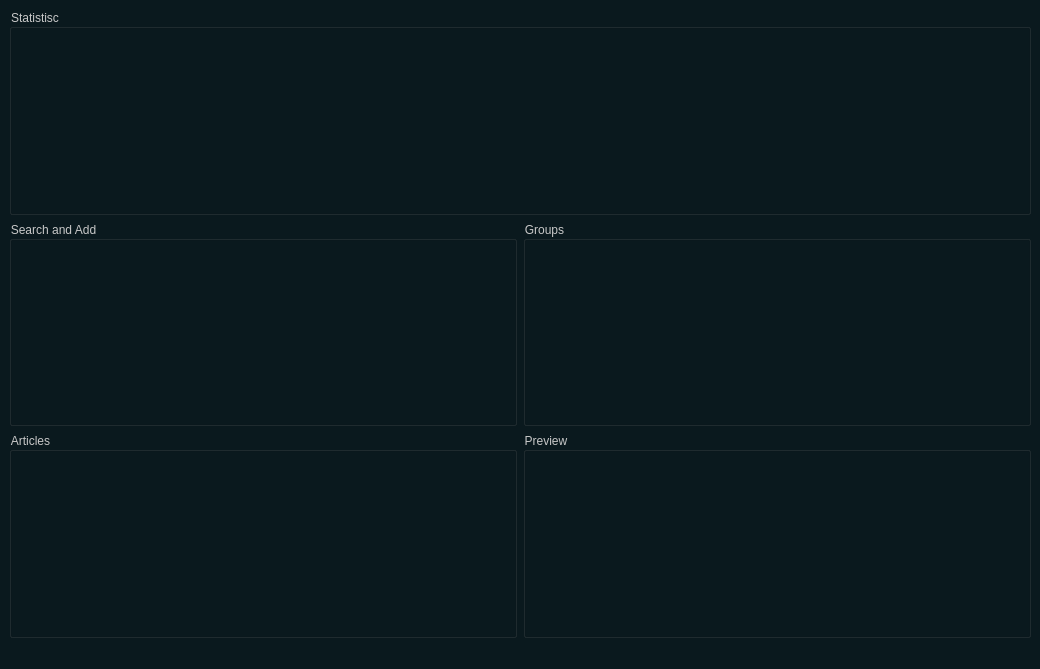
First picture: the form in ui.ui, repository iEmreM/Readticle, before the edit.
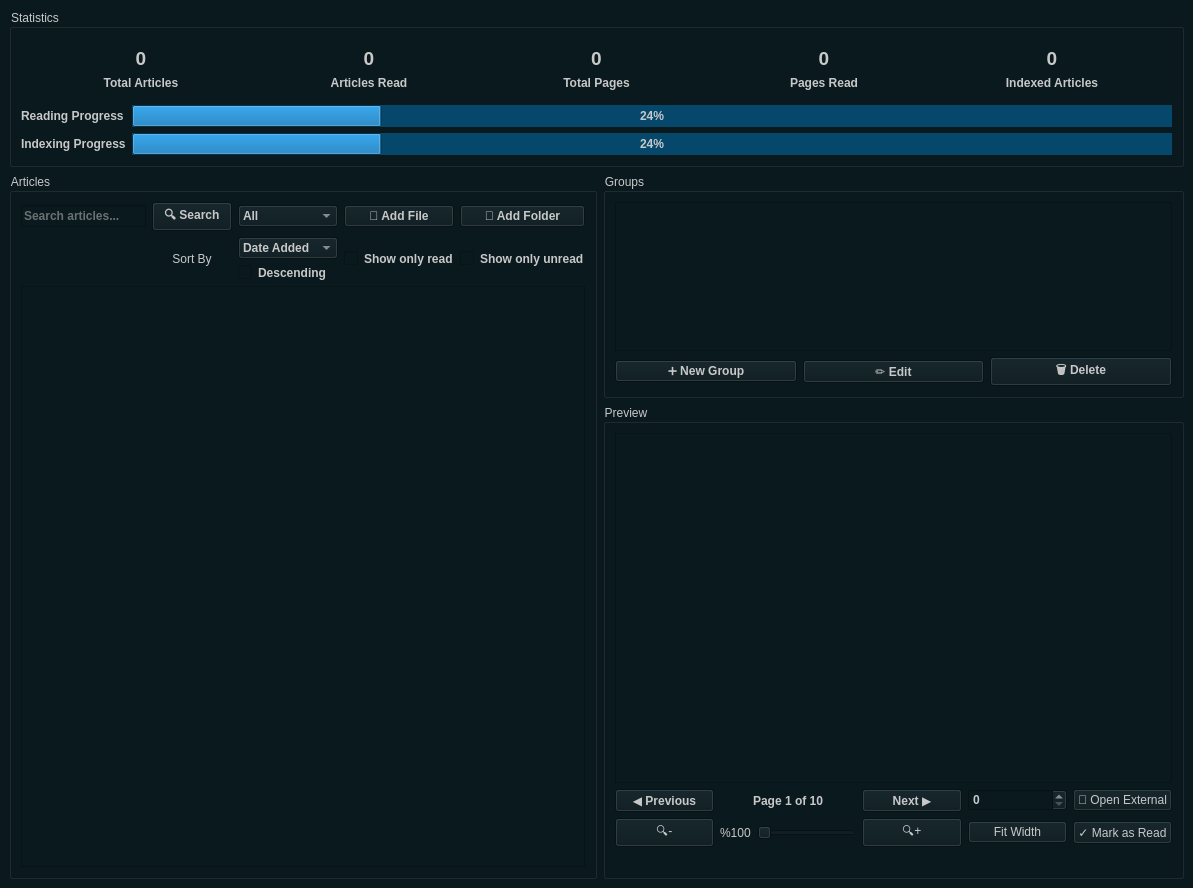
Second picture: the form after the edit.

What changed in the file:
```diff
--- a/ui.ui
+++ b/ui.ui
@@ -6,8 +6,8 @@
    <rect>
     <x>0</x>
     <y>0</y>
-    <width>1040</width>
-    <height>669</height>
+    <width>1193</width>
+    <height>888</height>
    </rect>
   </property>
   <property name="windowTitle">
@@ -20,18 +20,260 @@
   </property>
   <widget class="QWidget" name="centralwidget">
    <layout class="QGridLayout" name="gridLayout">
-    <item row="2" column="0">
-     <widget class="QGroupBox" name="searchgroupBox">
+    <item row="0" column="0" colspan="2">
+     <widget class="QGroupBox" name="statisticsgroupBox">
       <property name="title">
-       <string>Search and Add</string>
+       <string>Statistics</string>
       </property>
-     </widget>
-    </item>
-    <item row="3" column="0">
-     <widget class="QGroupBox" name="articlesgroupBox">
-      <property name="title">
-       <string>Articles</string>
-      </property>
+      <layout class="QGridLayout" name="gridLayout_2">
+       <item row="2" column="1">
+        <widget class="QProgressBar" name="indexingprogressBar">
+         <property name="font">
+          <font>
+           <weight>75</weight>
+           <bold>true</bold>
+          </font>
+         </property>
+         <property name="styleSheet">
+          <string notr="true">background-color: rgb(6, 72, 107);</string>
+         </property>
+         <property name="value">
+          <number>24</number>
+         </property>
+         <property name="alignment">
+          <set>Qt::AlignCenter</set>
+         </property>
+        </widget>
+       </item>
+       <item row="1" column="1">
+        <widget class="QProgressBar" name="readingprogressBar">
+         <property name="font">
+          <font>
+           <weight>75</weight>
+           <bold>true</bold>
+          </font>
+         </property>
+         <property name="autoFillBackground">
+          <bool>false</bool>
+         </property>
+         <property name="styleSheet">
+          <string notr="true">background-color: rgb(6, 72, 107);</string>
+         </property>
+         <property name="value">
+          <number>24</number>
+         </property>
+         <property name="alignment">
+          <set>Qt::AlignCenter</set>
+         </property>
+         <property name="textVisible">
+          <bool>true</bool>
+         </property>
+         <property name="invertedAppearance">
+          <bool>false</bool>
+         </property>
+         <property name="textDirection">
+          <enum>QProgressBar::TopToBottom</enum>
+         </property>
+        </widget>
+       </item>
+       <item row="1" column="0">
+        <widget class="QLabel" name="label_5">
+         <property name="font">
+          <font>
+           <weight>75</weight>
+           <bold>true</bold>
+          </font>
+         </property>
+         <property name="text">
+          <string>Reading Progress</string>
+         </property>
+        </widget>
+       </item>
+       <item row="2" column="0">
+        <widget class="QLabel" name="label_6">
+         <property name="font">
+          <font>
+           <weight>75</weight>
+           <bold>true</bold>
+          </font>
+         </property>
+         <property name="text">
+          <string>Indexing Progress</string>
+         </property>
+        </widget>
+       </item>
+       <item row="0" column="0" colspan="2">
+        <widget class="QWidget" name="widget" native="true">
+         <layout class="QGridLayout" name="gridLayout_3">
+          <item row="0" column="0">
+           <widget class="QLabel" name="totalArticleslabel">
+            <property name="font">
+             <font>
+              <pointsize>14</pointsize>
+              <weight>75</weight>
+              <bold>true</bold>
+             </font>
+            </property>
+            <property name="text">
+             <string>0</string>
+            </property>
+            <property name="alignment">
+             <set>Qt::AlignCenter</set>
+            </property>
+           </widget>
+          </item>
+          <item row="1" column="0">
+           <widget class="QLabel" name="label">
+            <property name="font">
+             <font>
+              <weight>75</weight>
+              <bold>true</bold>
+             </font>
+            </property>
+            <property name="text">
+             <string>Total Articles</string>
+            </property>
+            <property name="alignment">
+             <set>Qt::AlignCenter</set>
+            </property>
+           </widget>
+          </item>
+          <item row="1" column="4">
+           <widget class="QLabel" name="label_4">
+            <property name="font">
+             <font>
+              <weight>75</weight>
+              <bold>true</bold>
+             </font>
+            </property>
+            <property name="text">
+             <string>Indexed Articles</string>
+            </property>
+            <property name="alignment">
+             <set>Qt::AlignCenter</set>
+            </property>
+           </widget>
+          </item>
+          <item row="0" column="1">
+           <widget class="QLabel" name="articlesReadlabel">
+            <property name="font">
+             <font>
+              <pointsize>14</pointsize>
+              <weight>75</weight>
+              <bold>true</bold>
+             </font>
+            </property>
+            <property name="text">
+             <string>0</string>
+            </property>
+            <property name="alignment">
+             <set>Qt::AlignCenter</set>
+            </property>
+           </widget>
+          </item>
+          <item row="0" column="2">
+           <widget class="QLabel" name="totalPageslabel">
+            <property name="font">
+             <font>
+              <pointsize>14</pointsize>
+              <weight>75</weight>
+              <bold>true</bold>
+             </font>
+            </property>
+            <property name="text">
+             <string>0</string>
+            </property>
+            <property name="alignment">
+             <set>Qt::AlignCenter</set>
+            </property>
+           </widget>
+          </item>
+          <item row="1" column="2">
+           <widget class="QLabel" name="label_3">
+            <property name="font">
+             <font>
+              <weight>75</weight>
+              <bold>true</bold>
+             </font>
+            </property>
+            <property name="text">
+             <string>Total Pages</string>
+            </property>
+            <property name="alignment">
+             <set>Qt::AlignCenter</set>
+            </property>
+           </widget>
+          </item>
+          <item row="0" column="4">
+           <widget class="QLabel" name="indexedArticleslabel">
+            <property name="font">
+             <font>
+              <pointsize>14</pointsize>
+              <weight>75</weight>
+              <bold>true</bold>
+             </font>
+            </property>
+            <property name="text">
+             <string>0</string>
+            </property>
+            <property name="alignment">
+             <set>Qt::AlignCenter</set>
+            </property>
+           </widget>
+          </item>
+          <item row="1" column="1">
+           <widget class="QLabel" name="label_2">
+            <property name="font">
+             <font>
+              <weight>75</weight>
+              <bold>true</bold>
+             </font>
+            </property>
+            <property name="text">
+             <string>Articles Read</string>
+            </property>
+            <property name="alignment">
+             <set>Qt::AlignCenter</set>
+            </property>
+           </widget>
+          </item>
+          <item row="1" column="3">
+           <widget class="QLabel" name="label_7">
+            <property name="font">
+             <font>
+              <weight>75</weight>
+              <bold>true</bold>
+             </font>
+            </property>
+            <property name="text">
+             <string>Pages Read</string>
+            </property>
+            <property name="alignment">
+             <set>Qt::AlignCenter</set>
+            </property>
+           </widget>
+          </item>
+          <item row="0" column="3">
+           <widget class="QLabel" name="pagesReadlabel">
+            <property name="font">
+             <font>
+              <pointsize>14</pointsize>
+              <weight>75</weight>
+              <bold>true</bold>
+             </font>
+            </property>
+            <property name="text">
+             <string>0</string>
+            </property>
+            <property name="alignment">
+             <set>Qt::AlignCenter</set>
+            </property>
+           </widget>
+          </item>
+         </layout>
+        </widget>
+       </item>
+      </layout>
      </widget>
     </item>
     <item row="3" column="1">
@@ -39,6 +281,431 @@
       <property name="title">
        <string>Preview</string>
       </property>
+      <layout class="QGridLayout" name="gridLayout_7">
+       <item row="5" column="3">
+        <spacer name="horizontalSpacer_3">
+         <property name="orientation">
+          <enum>Qt::Horizontal</enum>
+         </property>
+         <property name="sizeHint" stdset="0">
+          <size>
+           <width>40</width>
+           <height>20</height>
+          </size>
+         </property>
+        </spacer>
+       </item>
+       <item row="2" column="4">
+        <widget class="QSpinBox" name="pagespinBox">
+         <property name="font">
+          <font>
+           <weight>75</weight>
+           <bold>true</bold>
+          </font>
+         </property>
+        </widget>
+       </item>
+       <item row="3" column="0">
+        <widget class="QPushButton" name="zoomOutpushButton">
+         <property name="cursor">
+          <cursorShape>PointingHandCursor</cursorShape>
+         </property>
+         <property name="text">
+          <string>🔍-</string>
+         </property>
+        </widget>
+       </item>
+       <item row="3" column="1">
+        <widget class="QLabel" name="zoomlabel">
+         <property name="text">
+          <string>%100</string>
+         </property>
+        </widget>
+       </item>
+       <item row="5" column="5">
+        <spacer name="horizontalSpacer_4">
+         <property name="orientation">
+          <enum>Qt::Horizontal</enum>
+         </property>
+         <property name="sizeHint" stdset="0">
+          <size>
+           <width>40</width>
+           <height>20</height>
+          </size>
+         </property>
+        </spacer>
+       </item>
+       <item row="2" column="0">
+        <widget class="QPushButton" name="previouspushButton">
+         <property name="font">
+          <font>
+           <weight>75</weight>
+           <bold>true</bold>
+          </font>
+         </property>
+         <property name="cursor">
+          <cursorShape>PointingHandCursor</cursorShape>
+         </property>
+         <property name="text">
+          <string>◀ Previous</string>
+         </property>
+        </widget>
+       </item>
+       <item row="5" column="0">
+        <spacer name="horizontalSpacer_2">
+         <property name="orientation">
+          <enum>Qt::Horizontal</enum>
+         </property>
+         <property name="sizeHint" stdset="0">
+          <size>
+           <width>40</width>
+           <height>20</height>
+          </size>
+         </property>
+        </spacer>
+       </item>
+       <item row="3" column="4">
+        <widget class="QPushButton" name="fitWidthpushButton">
+         <property name="cursor">
+          <cursorShape>PointingHandCursor</cursorShape>
+         </property>
+         <property name="text">
+          <string>Fit Width</string>
+         </property>
+        </widget>
+       </item>
+       <item row="3" column="2">
+        <widget class="QSlider" name="zoomhorizontalSlider">
+         <property name="cursor">
+          <cursorShape>PointingHandCursor</cursorShape>
+         </property>
+         <property name="orientation">
+          <enum>Qt::Horizontal</enum>
+         </property>
+        </widget>
+       </item>
+       <item row="2" column="1" colspan="2">
+        <widget class="QLabel" name="pageNumlabel">
+         <property name="font">
+          <font>
+           <weight>75</weight>
+           <bold>true</bold>
+          </font>
+         </property>
+         <property name="text">
+          <string>Page 1 of 10</string>
+         </property>
+         <property name="alignment">
+          <set>Qt::AlignCenter</set>
+         </property>
+        </widget>
+       </item>
+       <item row="2" column="3">
+        <widget class="QPushButton" name="nextpushButton">
+         <property name="font">
+          <font>
+           <weight>75</weight>
+           <bold>true</bold>
+          </font>
+         </property>
+         <property name="cursor">
+          <cursorShape>PointingHandCursor</cursorShape>
+         </property>
+         <property name="text">
+          <string>Next ▶</string>
+         </property>
+        </widget>
+       </item>
+       <item row="3" column="3">
+        <widget class="QPushButton" name="zoomInpushButton">
+         <property name="cursor">
+          <cursorShape>PointingHandCursor</cursorShape>
+         </property>
+         <property name="text">
+          <string>🔍+</string>
+         </property>
+        </widget>
+       </item>
+       <item row="5" column="4">
+        <spacer name="horizontalSpacer_5">
+         <property name="orientation">
+          <enum>Qt::Horizontal</enum>
+         </property>
+         <property name="sizeHint" stdset="0">
+          <size>
+           <width>40</width>
+           <height>20</height>
+          </size>
+         </property>
+        </spacer>
+       </item>
+       <item row="1" column="0" colspan="6">
+        <widget class="QScrollArea" name="previewscrollArea">
+         <property name="minimumSize">
+          <size>
+           <width>300</width>
+           <height>350</height>
+          </size>
+         </property>
+         <property name="widgetResizable">
+          <bool>true</bool>
+         </property>
+         <widget class="QWidget" name="scrollAreaWidgetContents">
+          <property name="geometry">
+           <rect>
+            <x>0</x>
+            <y>0</y>
+            <width>502</width>
+            <height>348</height>
+           </rect>
+          </property>
+          <layout class="QGridLayout" name="gridLayout_8">
+           <item row="0" column="0">
+            <widget class="QLabel" name="previewlabel">
+             <property name="text">
+              <string/>
+             </property>
+            </widget>
+           </item>
+          </layout>
+         </widget>
+        </widget>
+       </item>
+       <item row="5" column="1" colspan="2">
+        <spacer name="horizontalSpacer">
+         <property name="orientation">
+          <enum>Qt::Horizontal</enum>
+         </property>
+         <property name="sizeHint" stdset="0">
+          <size>
+           <width>40</width>
+           <height>20</height>
+          </size>
+         </property>
+        </spacer>
+       </item>
+       <item row="2" column="5">
+        <widget class="QPushButton" name="openExternalpushButton">
+         <property name="cursor">
+          <cursorShape>PointingHandCursor</cursorShape>
+         </property>
+         <property name="text">
+          <string>📖 Open External</string>
+         </property>
+        </widget>
+       </item>
+       <item row="3" column="5">
+        <widget class="QPushButton" name="markAsReadpushButton">
+         <property name="cursor">
+          <cursorShape>PointingHandCursor</cursorShape>
+         </property>
+         <property name="text">
+          <string>✓ Mark as Read</string>
+         </property>
+        </widget>
+       </item>
+      </layout>
+     </widget>
+    </item>
+    <item row="2" column="0" rowspan="2">
+     <widget class="QGroupBox" name="articlesgroupBox">
+      <property name="title">
+       <string>Articles</string>
+      </property>
+      <layout class="QGridLayout" name="gridLayout_4">
+       <item row="1" column="2">
+        <widget class="QComboBox" name="sortcomboBox">
+         <property name="font">
+          <font>
+           <weight>75</weight>
+           <bold>true</bold>
+          </font>
+         </property>
+         <property name="cursor">
+          <cursorShape>PointingHandCursor</cursorShape>
+         </property>
+         <item>
+          <property name="text">
+           <string>Date Added</string>
+          </property>
+         </item>
+         <item>
+          <property name="text">
+           <string>Title</string>
+          </property>
+         </item>
+         <item>
+          <property name="text">
+           <string>Pages</string>
+          </property>
+         </item>
+         <item>
+          <property name="text">
+           <string>Read Status</string>
+          </property>
+         </item>
+        </widget>
+       </item>
+       <item row="0" column="4">
+        <widget class="QPushButton" name="addFolderpushButton">
+         <property name="font">
+          <font>
+           <weight>75</weight>
+           <bold>true</bold>
+          </font>
+         </property>
+         <property name="cursor">
+          <cursorShape>PointingHandCursor</cursorShape>
+         </property>
+         <property name="text">
+          <string>📁 Add Folder</string>
+         </property>
+        </widget>
+       </item>
+       <item row="0" column="3">
+        <widget class="QPushButton" name="addFilepushButton">
+         <property name="font">
+          <font>
+           <weight>75</weight>
+           <bold>true</bold>
+          </font>
+         </property>
+         <property name="cursor">
+          <cursorShape>PointingHandCursor</cursorShape>
+         </property>
+         <property name="text">
+          <string>📄 Add File</string>
+         </property>
+        </widget>
+       </item>
+       <item row="0" column="0">
+        <widget class="QLineEdit" name="searchlineEdit">
+         <property name="font">
+          <font>
+           <weight>75</weight>
+           <bold>true</bold>
+          </font>
+         </property>
+         <property name="placeholderText">
+          <string>Search articles...</string>
+         </property>
+         <property name="clearButtonEnabled">
+          <bool>true</bool>
+         </property>
+        </widget>
+       </item>
+       <item row="0" column="1">
+        <widget class="QPushButton" name="searchpushButton">
+         <property name="font">
+          <font>
+           <weight>75</weight>
+           <bold>true</bold>
+          </font>
+         </property>
+         <property name="cursor">
+          <cursorShape>PointingHandCursor</cursorShape>
+         </property>
+         <property name="text">
+          <string>🔍 Search</string>
+         </property>
+        </widget>
+       </item>
+       <item row="3" column="0" colspan="5">
+        <widget class="QListWidget" name="articleslistWidget">
+         <property name="font">
+          <font>
+           <weight>50</weight>
+           <bold>false</bold>
+          </font>
+         </property>
+        </widget>
+       </item>
+       <item row="0" column="2">
+        <widget class="QComboBox" name="searchcomboBox">
+         <property name="font">
+          <font>
+           <weight>75</weight>
+           <bold>true</bold>
+          </font>
+         </property>
+         <property name="cursor">
+          <cursorShape>PointingHandCursor</cursorShape>
+         </property>
+         <item>
+          <property name="text">
+           <string>All</string>
+          </property>
+         </item>
+         <item>
+          <property name="text">
+           <string>Title</string>
+          </property>
+         </item>
+         <item>
+          <property name="text">
+           <string>Content</string>
+          </property>
+         </item>
+         <item>
+          <property name="text">
+           <string>Keywords</string>
+          </property>
+         </item>
+        </widget>
+       </item>
+       <item row="2" column="2">
+        <widget class="QCheckBox" name="checkBox">
+         <property name="font">
+          <font>
+           <weight>75</weight>
+           <bold>true</bold>
+          </font>
+         </property>
+         <property name="text">
+          <string>Descending</string>
+         </property>
+        </widget>
+       </item>
+       <item row="1" column="1" rowspan="2">
+        <widget class="QLabel" name="label_8">
+         <property name="text">
+          <string>Sort By</string>
+         </property>
+         <property name="alignment">
+          <set>Qt::AlignCenter</set>
+         </property>
+        </widget>
+       </item>
+       <item row="1" column="3" rowspan="2">
+        <widget class="QCheckBox" name="showOnlyReadcheckBox">
+         <property name="font">
+          <font>
+           <weight>75</weight>
+           <bold>true</bold>
+          </font>
+         </property>
+         <property name="cursor">
+          <cursorShape>PointingHandCursor</cursorShape>
+         </property>
+         <property name="text">
+          <string>Show only read</string>
+         </property>
+        </widget>
+       </item>
+       <item row="1" column="4" rowspan="2">
+        <widget class="QCheckBox" name="showOnlyUnreadcheckBox">
+         <property name="font">
+          <font>
+           <weight>75</weight>
+           <bold>true</bold>
+          </font>
+         </property>
+         <property name="text">
+          <string>Show only unread</string>
+         </property>
+        </widget>
+       </item>
+      </layout>
      </widget>
     </item>
     <item row="2" column="1">
@@ -46,13 +713,66 @@
       <property name="title">
        <string>Groups</string>
       </property>
-     </widget>
-    </item>
-    <item row="1" column="0" colspan="2">
-     <widget class="QGroupBox" name="statisticsgroupBox">
-      <property name="title">
-       <string>Statistisc</string>
-      </property>
+      <layout class="QGridLayout" name="gridLayout_5">
+       <item row="1" column="1">
+        <widget class="QPushButton" name="editpushButton">
+         <property name="font">
+          <font>
+           <weight>75</weight>
+           <bold>true</bold>
+          </font>
+         </property>
+         <property name="cursor">
+          <cursorShape>PointingHandCursor</cursorShape>
+         </property>
+         <property name="text">
+          <string>✏️ Edit</string>
+         </property>
+        </widget>
+       </item>
+       <item row="1" column="0">
+        <widget class="QPushButton" name="newGrouppushButton">
+         <property name="font">
+          <font>
+           <weight>75</weight>
+           <bold>true</bold>
+          </font>
+         </property>
+         <property name="cursor">
+          <cursorShape>PointingHandCursor</cursorShape>
+         </property>
+         <property name="text">
+          <string>➕ New Group</string>
+         </property>
+        </widget>
+       </item>
+       <item row="1" column="2">
+        <widget class="QPushButton" name="deletepushButton">
+         <property name="font">
+          <font>
+           <weight>75</weight>
+           <bold>true</bold>
+          </font>
+         </property>
+         <property name="cursor">
+          <cursorShape>PointingHandCursor</cursorShape>
+         </property>
+         <property name="text">
+          <string>🗑️ Delete</string>
+         </property>
+        </widget>
+       </item>
+       <item row="0" column="0" colspan="3">
+        <widget class="QListWidget" name="groupslistWidget">
+         <property name="font">
+          <font>
+           <weight>50</weight>
+           <bold>false</bold>
+          </font>
+         </property>
+        </widget>
+       </item>
+      </layout>
      </widget>
     </item>
    </layout>
@@ -67,7 +787,6 @@
     </rect>
    </property>
   </widget>
-  <widget class="QStatusBar" name="statusbar"/>
  </widget>
  <resources/>
  <connections/>
```
Left out of the diff: 2 changed lines with no effect on the pictures.
